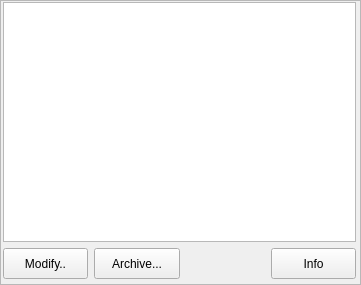
First picture: the form in res/ui/settingspane-sessions.ui, repository smartboyhw/speechcontrol, before the edit.
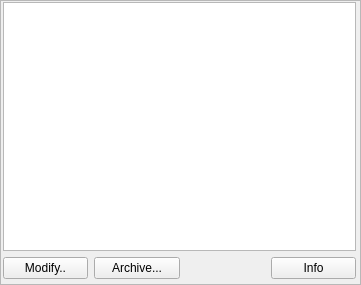
Second picture: the form after the edit.

Commit message: Worked more on the UI to give it more of a native feel on Ubuntu.

Patch:
```diff
--- a/res/ui/settingspane-sessions.ui
+++ b/res/ui/settingspane-sessions.ui
@@ -53,7 +53,7 @@
       <item>
        <widget class="QPushButton" name="btnModify">
         <property name="sizePolicy">
-         <sizepolicy hsizetype="MinimumExpanding" vsizetype="MinimumExpanding">
+         <sizepolicy hsizetype="MinimumExpanding" vsizetype="Preferred">
           <horstretch>0</horstretch>
           <verstretch>0</verstretch>
          </sizepolicy>
@@ -66,7 +66,7 @@
       <item>
        <widget class="QPushButton" name="btnArchive">
         <property name="sizePolicy">
-         <sizepolicy hsizetype="MinimumExpanding" vsizetype="MinimumExpanding">
+         <sizepolicy hsizetype="MinimumExpanding" vsizetype="Preferred">
           <horstretch>0</horstretch>
           <verstretch>0</verstretch>
          </sizepolicy>
@@ -92,7 +92,7 @@
       <item>
        <widget class="QPushButton" name="btnInfo">
         <property name="sizePolicy">
-         <sizepolicy hsizetype="MinimumExpanding" vsizetype="MinimumExpanding">
+         <sizepolicy hsizetype="MinimumExpanding" vsizetype="Preferred">
           <horstretch>0</horstretch>
           <verstretch>0</verstretch>
          </sizepolicy>
```
The commit also changes 7 other files.
